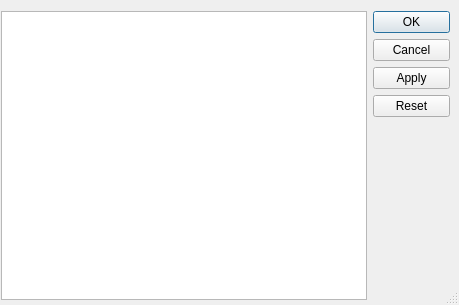
The window that src/qprojectM/qpreseteditordialog.ui (projectM-visualizer/projectm) describes before a commit, drawn with Qt 5.
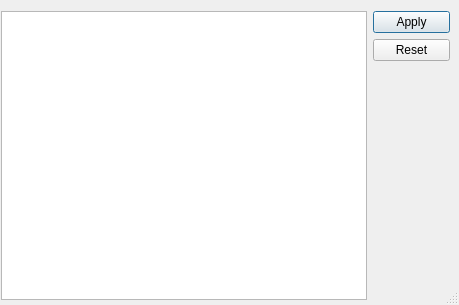
The same window after the commit. Custom widgets are drawn as their Qt base class.

```diff
--- a/src/qprojectM/qpreseteditordialog.ui
+++ b/src/qprojectM/qpreseteditordialog.ui
@@ -50,7 +50,7 @@
     <enum>Qt::Vertical</enum>
    </property>
    <property name="standardButtons" >
-    <set>QDialogButtonBox::Apply|QDialogButtonBox::Cancel|QDialogButtonBox::NoButton|QDialogButtonBox::Ok|QDialogButtonBox::Reset</set>
+    <set>QDialogButtonBox::Apply|QDialogButtonBox::NoButton|QDialogButtonBox::Reset</set>
    </property>
   </widget>
  </widget>
```
